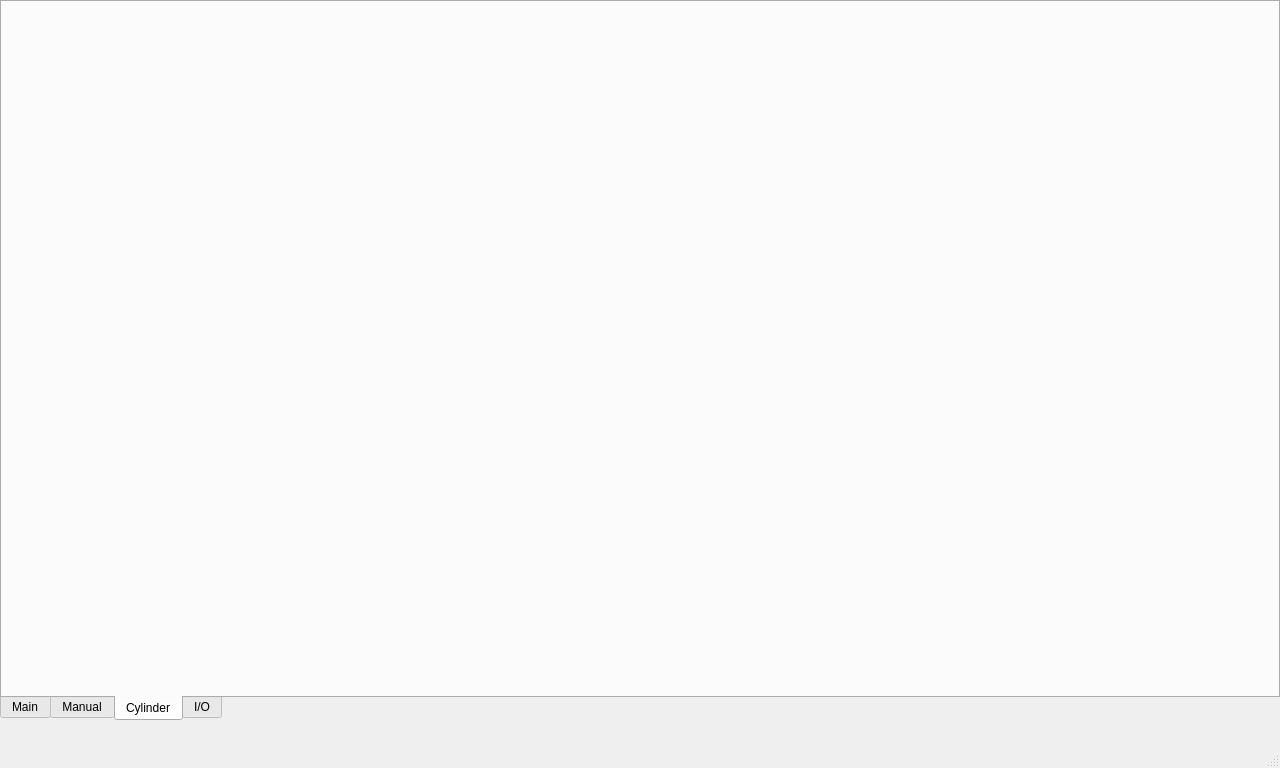
Qt form bank-view/mainwindow.ui (smandyscom/front-base-widget) before a commit.
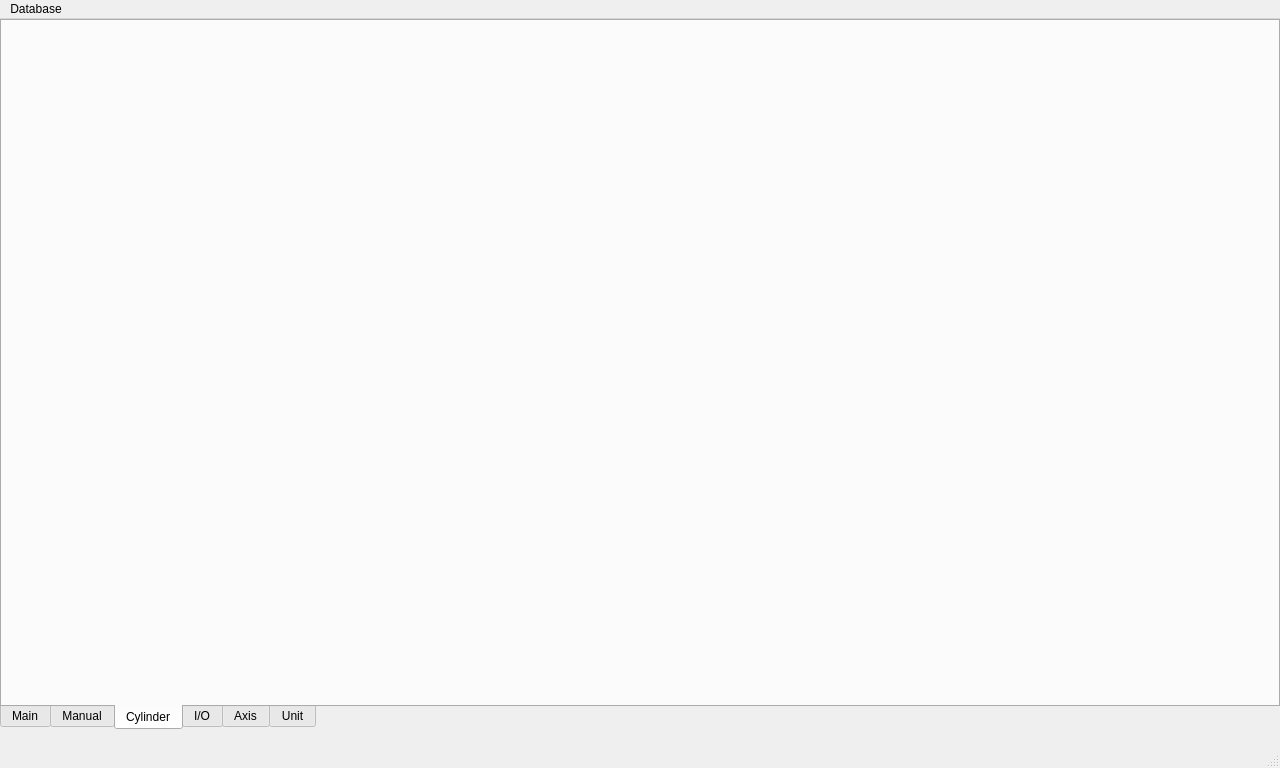
The same form after that commit. The open tabs and pages were chosen to show the change.

Patch:
```diff
--- a/bank-view/mainwindow.ui
+++ b/bank-view/mainwindow.ui
@@ -32,7 +32,7 @@
       <x>0</x>
       <y>0</y>
       <width>1280</width>
-      <height>721</height>
+      <height>711</height>
      </rect>
     </property>
     <property name="sizePolicy">
@@ -88,6 +88,16 @@
       <string>I/O</string>
      </attribute>
     </widget>
+    <widget class="QWidget" name="tabAxis">
+     <attribute name="title">
+      <string>Axis</string>
+     </attribute>
+    </widget>
+    <widget class="QWidget" name="tabUnit">
+     <attribute name="title">
+      <string>Unit</string>
+     </attribute>
+    </widget>
    </widget>
   </widget>
   <widget class="QMenuBar" name="menubar">
@@ -99,6 +109,14 @@
      <height>26</height>
     </rect>
    </property>
+   <widget class="QMenu" name="menuDatabase">
+    <property name="title">
+     <string>Database</string>
+    </property>
+    <addaction name="actionCommit"/>
+    <addaction name="actionRollback"/>
+   </widget>
+   <addaction name="menuDatabase"/>
   </widget>
   <widget class="QStatusBar" name="statusbar"/>
  </widget>
```
Left out of the diff: 12 changed lines with no effect on the pictures.
